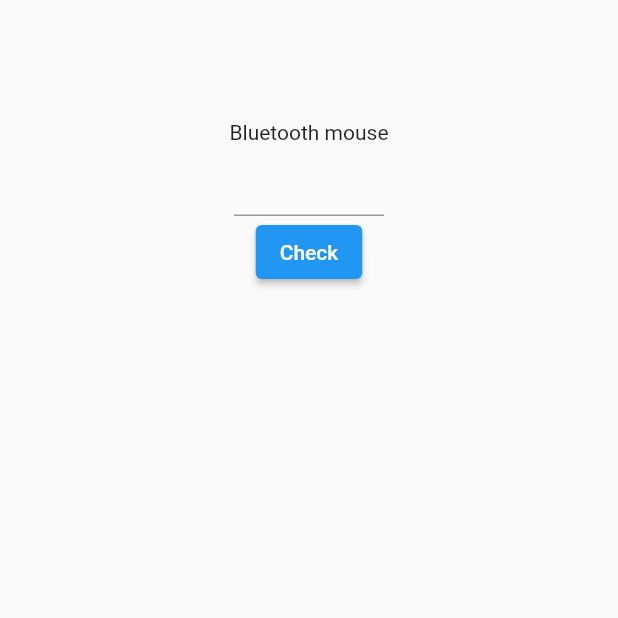
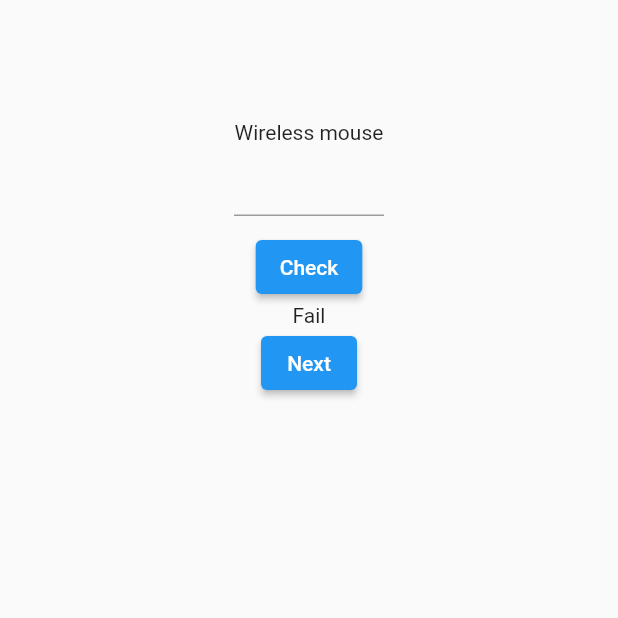
Before and after one commit to kienproag/name_your_price, a Flutter app: the screen it shows after launch, after a tap on "Check", on a phone screen of 412 x 824 dp, the top half of it. Run offline on Flutter 3.47's test engine with Material 2 defaults, Android fonts, the phone set to English and light mode, and no system bars.

Commit message:
Update Next Button

```diff
--- a/lib/pages/home_page.dart
+++ b/lib/pages/home_page.dart
@@ -1,8 +1,32 @@
 import 'package:flutter/material.dart';
 import 'package:flutter/services.dart';
 
-class HomePage extends StatelessWidget {
+class ProductInfo {
+  final String name;
+  final double price;
+
+  ProductInfo(this.name, this.price);
+}
+
+final products = [
+  ProductInfo('Wireless mouse', 0.3),
+  ProductInfo('Keyboard', 5.8),
+  ProductInfo('Camera', 8),
+  ProductInfo('Speaker', 4),
+  ProductInfo('Ipad', 1000)
+];
+
+class HomePage extends StatefulWidget {
   const HomePage({Key? key}) : super(key: key);
+
+  @override
+  State<HomePage> createState() => _HomePageState();
+}
+
+class _HomePageState extends State<HomePage> {
+  int _currentProductIndex = 0;
+  double? _inputPrice;
+  String _result = '';
 
   @override
   Widget build(BuildContext context) {
@@ -11,21 +35,47 @@ class HomePage extends StatelessWidget {
         child: Column(
           children: [
             const Padding(padding: EdgeInsets.only(top: 80)),
-            const Text('Bluetooth mouse'),
+            Text(products[_currentProductIndex].name),
             const Padding(padding: EdgeInsets.only()),
-            const SizedBox(
+            SizedBox(
               width: 100,
               child: TextField(
-                keyboardType: TextInputType.numberWithOptions(
+                key: const Key('priceInput'),
+                keyboardType: const TextInputType.numberWithOptions(
                   decimal: true,
                   signed: false,
                 ),
+                onChanged: (String value) {
+                  _inputPrice = double.tryParse(value);
+                },
               ),
             ),
+            const SizedBox(height: 10),
             const Padding(padding: EdgeInsets.only()),
             ElevatedButton(
-              onPressed: () {},
+              onPressed: () {
+                setState(() {
+                  _result = _inputPrice == products[_currentProductIndex].price
+                      ? 'Pass'
+                      : 'Fail';
+
+                  // if (_currentProductIndex < 4) {
+                  //   _currentProductIndex++;
+                  // }
+                });
+              },
               child: const Text('Check'),
+            ),
+            Text(_result),
+            ElevatedButton(
+              onPressed: () {
+                setState(() {
+                  if (_currentProductIndex < 4) {
+                    _currentProductIndex++;
+                  }
+                });
+              },
+              child: const Text('Next'),
             ),
           ],
         ),
```
Also changed, not shown: 1 other file.
